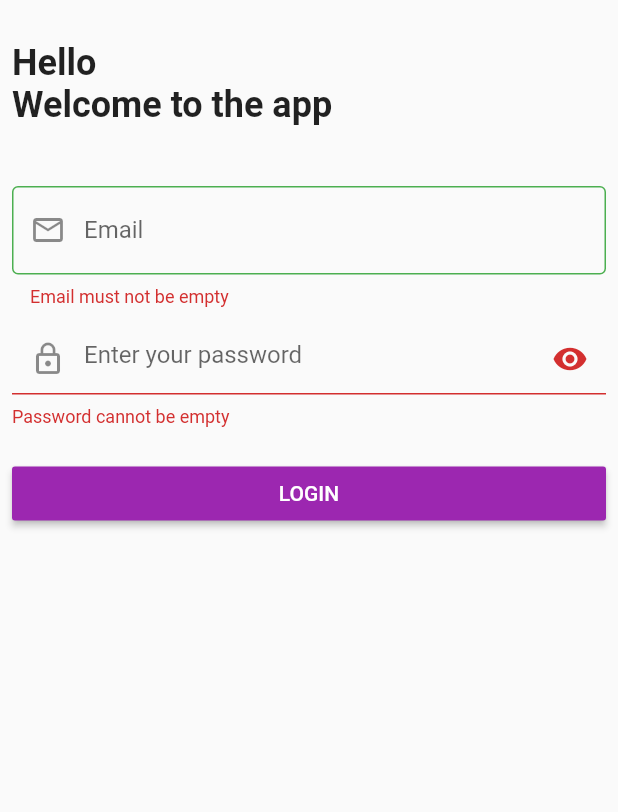
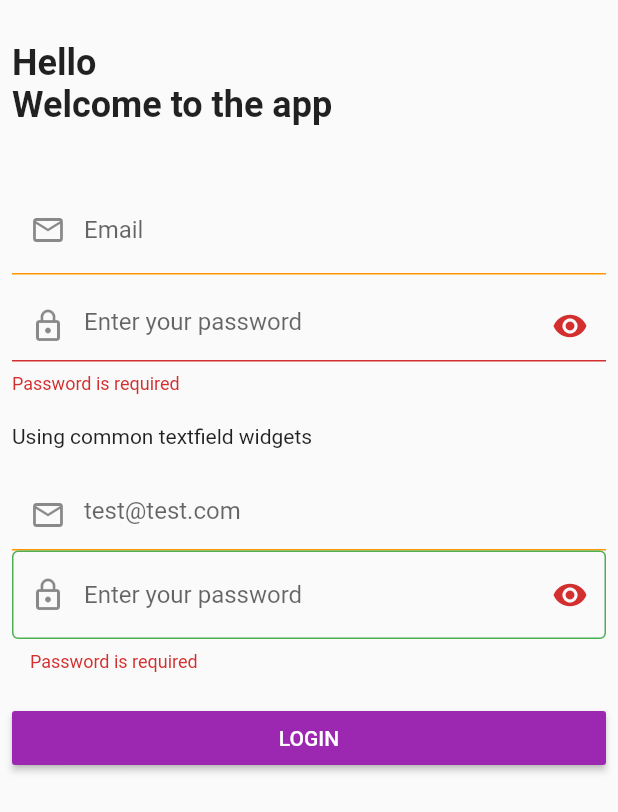
Before and after one commit to hmmisthisgood/oct-morning, a Flutter app: the screen it shows after launch, after a tap on "LOGIN", on a phone screen of 412 x 824 dp. Shown: the top 812 px of the screen. Run offline on Flutter 3.47's test engine with Material 2 defaults, Android fonts, the phone set to English and light mode, and no system bars; our stand-ins replace flutter_vector_icons, form_field_validator.

Commit message:
added textfield

```diff
--- a/start_app/lib/screen/login_screen.dart
+++ b/start_app/lib/screen/login_screen.dart
@@ -1,4 +1,6 @@
 import 'package:flutter/material.dart';
+import 'package:form_field_validator/form_field_validator.dart';
+import 'package:start_app/widget/custom_textfield.dart';
 
 class LoginScreen extends StatefulWidget {
   LoginScreen({super.key});
@@ -14,16 +16,19 @@ class _LoginScreenState extends State<LoginScreen> {
 
   bool _hidePassword = true;
 
+  final formKey = GlobalKey<FormState>();
   @override
   Widget build(BuildContext context) {
     return Scaffold(
+      // backgroundColor: Colors.blue,
       body: SafeArea(
         child: Padding(
           padding: const EdgeInsets.all(8.0),
           child: Form(
-            autovalidateMode: AutovalidateMode.always,
-            child: Column(
-              crossAxisAlignment: CrossAxisAlignment.start,
+            key: formKey,
+            autovalidateMode: AutovalidateMode.disabled,
+            child: ListView(
+              // crossAxisAlignment: CrossAxisAlignment.start,
               children: [
                 SizedBox(height: 20),
                 Text("Hello",
@@ -33,11 +38,13 @@ class _LoginScreenState extends State<LoginScreen> {
                     style:
                         TextStyle(fontSize: 24, fontWeight: FontWeight.bold)),
                 SizedBox(height: 40),
+                // Text("Email"),
                 TextFormField(
                   controller: emailController,
                   enabled: true,
                   keyboardType: TextInputType.emailAddress,
                   textInputAction: TextInputAction.next,
+                  // autovalidateMode: AutovalidateMode.disabled,
                   // maxLines: 5,
                   // maxLength: 10,
 
@@ -47,20 +54,23 @@ class _LoginScreenState extends State<LoginScreen> {
                   // onSubmitted: (val) {
                   //   print(val);
                   // },
-                  validator: (val) {
-                    if (val == null) {
-                      return "Email must not be null";
-                    }
-
-                    if (val.isEmpty) {
-                      return "Email must not be empty";
-                    }
-                  },
+                  validator: EmailValidator(errorText: "Email must be valid"),
+                  // (val) {
+                  //   if (val == null) {
+                  //     return "Email must not be null";
+                  //   }
+                  //   if (val.isEmpty) {
+                  //     return "Email must not be empty";
+                  //   }
+                  // },
 
                   decoration: InputDecoration(
                     labelText: "Email",
                     hintText: "test@test.com",
+                    // fillColor: Colors.white,
+                    // filled: true,
                     prefixIcon: Icon(Icons.email_outlined),
+                    border: InputBorder.none,
                     focusedBorder: UnderlineInputBorder(),
                     errorBorder: OutlineInputBorder(
                         borderSide: BorderSide(color: Colors.green)),
@@ -69,31 +79,38 @@ class _LoginScreenState extends State<LoginScreen> {
                     disabledBorder: UnderlineInputBorder(
                         borderSide: BorderSide(color: Colors.green)),
                     enabledBorder: UnderlineInputBorder(
-                          borderSide: BorderSide(color: Colors.orange))
-                      // border: InputBorder.none,
+                        borderSide: BorderSide(color: Colors.orange)),
                   ),
                 ),
+
                 SizedBox(height: 10),
                 TextFormField(
                   controller: passwordController,
                   // autovalidateMode: AutovalidateMode.disabled,
                   obscureText: _hidePassword,
-                  validator: (value) {
-                    /// null check
-                    if (value == null) {
-                      return "Password cannot be null";
-                    }
+                  validator: MultiValidator([
+                    RequiredValidator(errorText: "Password is required"),
+                    MinLengthValidator(5,
+                        errorText: "Password must be more than 5 characters"),
+                    PatternValidator(r'(?=.*?[#?!@$%^&*])',
+                        errorText: "Password must contain 1 special character")
+                  ]),
+                  //  (value) {
+                  //   /// null check
+                  //   if (value == null) {
+                  //     return "Password cannot be null";
+                  //   }
 
-                    /// empty check
-                    if (value.isEmpty) {
-                      return "Password cannot be empty";
-                    }
+                  //   /// empty check
+                  //   if (value.isEmpty) {
+                  //     return "Password cannot be empty";
+                  //   }
 
-                    /// more than 5 charaters
-                    if (value.length < 5) {
-                      return "Password must be more than 5 characters";
-                    }
-                  },
+                  //   /// more than 5 charaters
+                  //   if (value.length < 5) {
+                  //     return "Password must be more than 5 characters";
+                  //   }
+                  // },
                   decoration: InputDecoration(
                     hintText: "Enter your password",
                     prefixIcon: Icon(Icons.lock_outline),
@@ -111,6 +128,43 @@ class _LoginScreenState extends State<LoginScreen> {
                   ),
                 ),
                 SizedBox(height: 20),
+
+                Text("Using common textfield widgets"),
+                SizedBox(height: 20),
+
+                /// using common textfield widgets
+                CustomTextField(
+                  controller: emailController,
+                  validator: EmailValidator(errorText: "Email must be valid"),
+                  prefix: Icon(Icons.email_outlined),
+                  hintText: "test@test.com",
+                ),
+
+                CustomTextField(
+                  controller: passwordController,
+                  hintText: "Enter your password",
+                  validator: MultiValidator([
+                    RequiredValidator(errorText: "Password is required"),
+                    MinLengthValidator(5,
+                        errorText: "Password must be more than 5 characters"),
+                    PatternValidator(r'(?=.*?[#?!@$%^&*])',
+                        errorText: "Password must contain 1 special character")
+                  ]),
+                  prefix: Icon(Icons.lock_outline),
+                  suffix: InkWell(
+                    onTap: () {
+                      _hidePassword = !_hidePassword; // false
+
+                      setState(() {});
+                      print("password is hidden: $_hidePassword");
+                    },
+                    child: Icon((_hidePassword == true)
+                        ? Icons.visibility
+                        : Icons.visibility_off_outlined),
+                  ),
+                ),
+                SizedBox(height: 20),
+
                 MaterialButton(
                   onPressed: () {
                     final _email = emailController.text;
@@ -118,6 +172,17 @@ class _LoginScreenState extends State<LoginScreen> {
 
                     print(_email);
                     print(_password);
+
+                    /// to hide the keyboard
+                    FocusScope.of(context).unfocus();
+                    final state = formKey.currentState;
+
+                    if (state != null) {
+                      bool isValidated = state.validate();
+
+                      //// send data to server
+
+                    }
                   },
                   minWidth: double.infinity,
                   color: Colors.purple,
--- /dev/null
+++ b/start_app/lib/widget/custom_textfield.dart
@@ -0,0 +1,60 @@
+import 'package:flutter/material.dart';
+
+class CustomTextField extends StatelessWidget {
+  const CustomTextField(
+      {super.key,
+      required this.controller,
+      this.keyboardType = TextInputType.text,
+      this.textInputAction = TextInputAction.done,
+      this.validator,
+      this.onChanged,
+      this.labelText,
+      this.hintText,
+      this.prefix,
+      this.suffix});
+
+  final TextEditingController controller;
+  final TextInputType keyboardType;
+  final TextInputAction textInputAction;
+  final String? Function(String?)? validator;
+  final void Function(String)? onChanged;
+
+  final String? labelText;
+  final String? hintText;
+  final Widget? prefix;
+  final Widget? suffix;
+
+  @override
+  Widget build(BuildContext context) {
+    return TextFormField(
+      controller: controller,
+      enabled: true,
+      keyboardType: keyboardType,
+      textInputAction: textInputAction,
+      // maxLines: 5,
+      // maxLength: 10,
+
+      onChanged: onChanged,
+      validator: validator,
+
+      decoration: InputDecoration(
+        labelText: labelText,
+        hintText: hintText,
+        // fillColor: Colors.white,
+        // filled: true,
+        prefixIcon: prefix,
+        suffixIcon: suffix,
+        border: InputBorder.none,
+        focusedBorder: UnderlineInputBorder(),
+        errorBorder:
+            OutlineInputBorder(borderSide: BorderSide(color: Colors.green)),
+        focusedErrorBorder:
+            OutlineInputBorder(borderSide: BorderSide(color: Colors.blue)),
+        disabledBorder:
+            UnderlineInputBorder(borderSide: BorderSide(color: Colors.green)),
+        enabledBorder:
+            UnderlineInputBorder(borderSide: BorderSide(color: Colors.orange)),
+      ),
+    );
+  }
+}
```
Also changed, not shown: start_app/pubspec.yaml (+19 -3 lines), start_app/pubspec.lock. Lines whose indentation alone changed are shown as unchanged.
